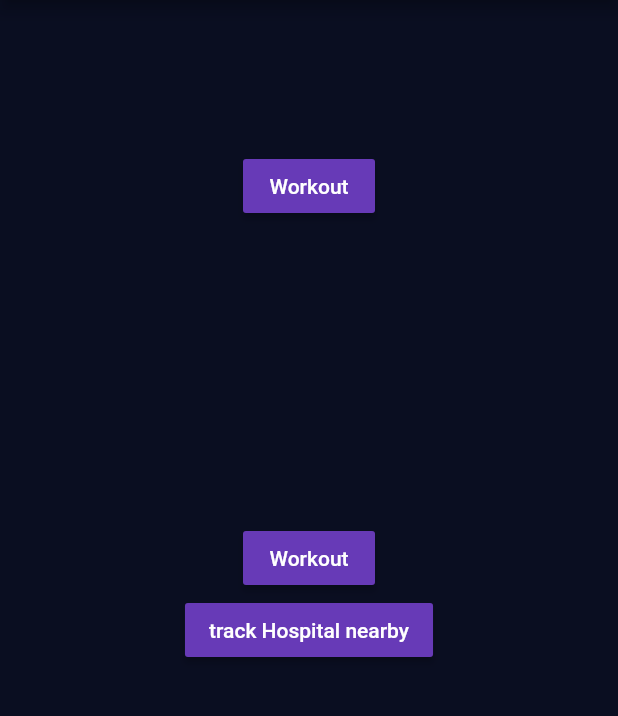
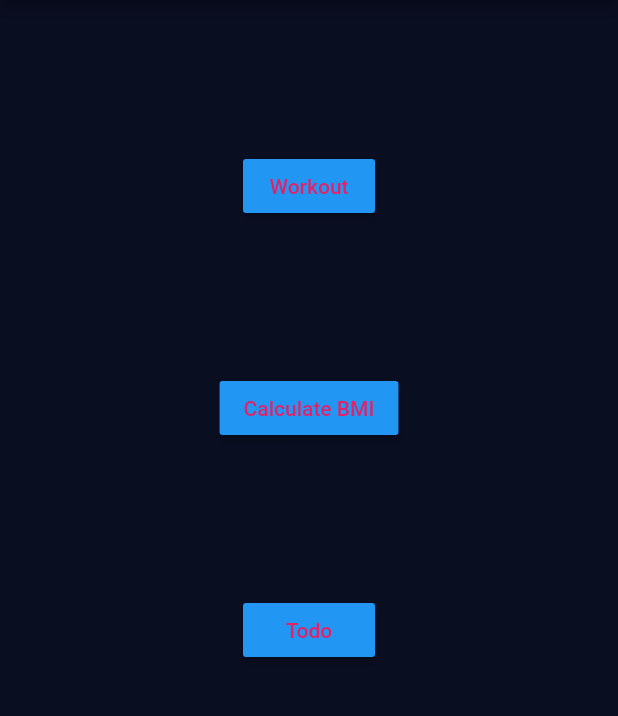
Before and after one commit to pgit97/FitsApp, a Flutter app: the screen it shows after launch, after a tap on "Skip", after a tap on "Done", on a phone screen of 412 x 824 dp, the part 84-800 px from its top. Run offline on Flutter 3.47's test engine with Material 2 defaults, Android fonts, the phone set to English and light mode, and no system bars; our stand-ins replace animated_text_kit, cached_network_image, cloud_firestore, firebase_core, flutter_slidable, font_awesome_flutter and 3 more; accounts and stored records are empty; network calls fail.

Commit message:
initial commit2

```diff
--- a/lib/Todo/edit_todo_page.dart
+++ b/lib/Todo/edit_todo_page.dart
@@ -3,6 +3,7 @@ import 'package:provider/provider.dart';
 import 'todos.dart';
 import 'todo.dart';
 import 'widget/todo_form_widget.dart';
+
 
 class EditTodoPage extends StatefulWidget {
   final Todo todo;
--- a/lib/screens/Dashboard.dart
+++ b/lib/screens/Dashboard.dart
@@ -46,12 +46,12 @@ class _DashboardState extends State<Dashboard> {
               children: <Widget>[
                Center(
                  child: RaisedButton(
-            color: Colors.deepPurple,
+            color: Colors.blue,
                       child: Row(
                    children: <Widget>[
                          Text('Workout',
                   style: TextStyle(
-                  color: Colors.white
+                  color: Colors.pink
              ),
                      ),
           ],
@@ -60,7 +60,7 @@ class _DashboardState extends State<Dashboard> {
                        Navigator.push(
                        context,
                      MaterialPageRoute(
-                    builder: (context) => InputPage()),
+                    builder: (context) =>HomePage() ),
 
                        );
     },
@@ -70,18 +70,18 @@ class _DashboardState extends State<Dashboard> {
               mainAxisAlignment: MainAxisAlignment.center,
             ),
             SizedBox(
-              height:200.0,
+              height:100.0,
             ),
             Row(
               children: <Widget>[
                 Center(
                   child: RaisedButton(
-                    color: Colors.deepPurple,
+                    color: Colors.blue,
                     child: Row(
                       children: <Widget>[
-                        Text('Workout',
+                        Text('Calculate BMI',
                           style: TextStyle(
-                              color: Colors.white
+                              color: Colors.pink
                           ),
                         ),
                       ],
@@ -90,7 +90,7 @@ class _DashboardState extends State<Dashboard> {
                       Navigator.push(
                         context,
                         MaterialPageRoute(
-                            builder: (context) => HomePage()),
+                            builder: (context) => InputPage()),
                       );
                     },
                   ),
@@ -98,16 +98,19 @@ class _DashboardState extends State<Dashboard> {
               ],
               mainAxisAlignment: MainAxisAlignment.center,
             ),
+            SizedBox(
+              height:100.0,
+            ),
             Row(
               children: <Widget>[
                 Center(
                   child: RaisedButton(
-                    color: Colors.deepPurple,
+                    color: Colors.blue,
                     child: Row(
                       children: <Widget>[
-                        Text('track Hospital nearby',
+                        Text('Todo',
                           style: TextStyle(
-                              color: Colors.white
+                              color: Colors.pink
                           ),
                         ),
                       ],
--- a/pubspec.yaml
+++ b/pubspec.yaml
@@ -2,7 +2,7 @@ name: fitsApp
 description: A new Flutter project.
 version: 1.0.0+1
 environment:
-  sdk: ">=2.1.0 <3.0.0"
+  sdk: ">=2.2.0 <3.0.0"
 
 dependencies:
   flutter:
```
Also changed, not shown: lib/Todo/home.dart (+0 -10 lines), lib/screens/nav_bar.dart (+20 -18 lines).
